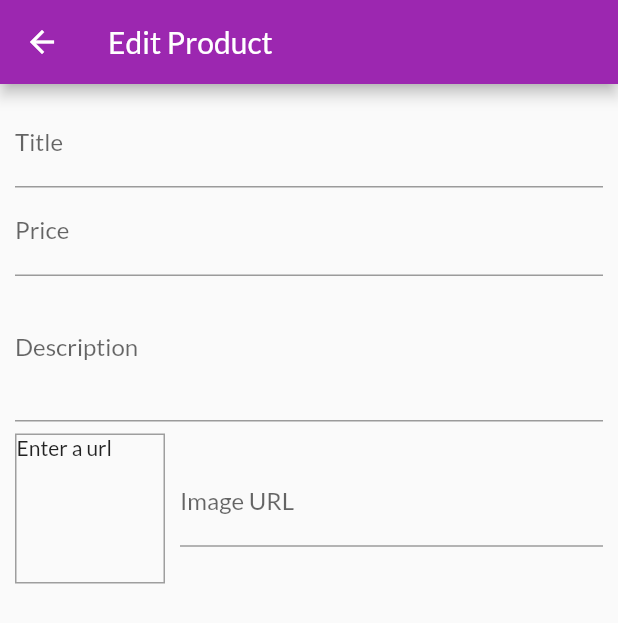
After one commit to Shashank0271/shop-app, a Flutter app: the EditProductsScreen screen opened by its route, on a phone screen of 412 x 824 dp. The commit adds this screen. Shown: the top 623 px of the screen. Run offline on Flutter 3.47's test engine with Material 2 defaults, Android fonts, the phone set to English and light mode, and no system bars; network calls fail.

Commit message:
updated files

```diff
--- /dev/null
+++ b/lib/Screens/edit_products_screen.dart
@@ -0,0 +1,100 @@
+import 'package:flutter/material.dart';
+
+class EditProductsScreen extends StatefulWidget {
+  static const routeName = '/edit-products';
+  const EditProductsScreen({Key? key}) : super(key: key);
+
+  @override
+  State<EditProductsScreen> createState() => _EditProductsScreenState();
+}
+
+class _EditProductsScreenState extends State<EditProductsScreen> {
+  final _priceFocusNode = FocusNode();
+  final _descriptionFocusNode = FocusNode();
+  final _imageUrlController = TextEditingController();
+  final _imageUrlFocusNode = FocusNode();
+  @override
+  void dispose() {
+    super.dispose();
+    _priceFocusNode.dispose();
+    _descriptionFocusNode.dispose();
+    _imageUrlController.dispose();
+    _imageUrlFocusNode.dispose();
+  }
+
+  @override
+  initState() {
+    super.initState();
+  }
+
+  @override
+  Widget build(BuildContext context) {
+    return Scaffold(
+        appBar: AppBar(
+          title: const Text('Edit Product'),
+        ),
+        body: Padding(
+          padding: const EdgeInsets.all(10.0),
+          child: Form(
+              child: SingleChildScrollView(
+            child: Column(
+              children: [
+                TextFormField(
+                  decoration: const InputDecoration(labelText: 'Title'),
+                  textInputAction: TextInputAction.next,
+                  onFieldSubmitted: (value) {
+                    FocusScope.of(context).requestFocus(_priceFocusNode);
+                  },
+                ),
+                TextFormField(
+                  decoration: const InputDecoration(labelText: 'Price'),
+                  textInputAction: TextInputAction.next,
+                  keyboardType: TextInputType.number,
+                  focusNode: _priceFocusNode,
+                  onFieldSubmitted: (value) {
+                    FocusScope.of(context).requestFocus(_descriptionFocusNode);
+                  },
+                ),
+                TextFormField(
+                  decoration: const InputDecoration(labelText: 'Description'),
+                  maxLines: 3,
+                  keyboardType: TextInputType.multiline,
+                  focusNode: _descriptionFocusNode,
+                ),
+                Row(
+                  children: [
+                    Container(
+                      margin: const EdgeInsets.only(top: 8, right: 10),
+                      width: 100,
+                      height: 100,
+                      decoration: BoxDecoration(
+                          border: Border.all(
+                        color: Colors.grey,
+                        width: 1,
+                      )),
+                      child: _imageUrlController.text.isEmpty
+                          ? const Text('Enter a url')
+                          : FittedBox(
+                              child: Image.network(_imageUrlController.text),
+                              fit: BoxFit.cover,
+                            ),
+                    ),
+                    Expanded(
+                      child: TextFormField(
+                        decoration: const InputDecoration(
+                          label: Text('Image URL'),
+                        ),
+                        keyboardType: TextInputType.url,
+                        textInputAction: TextInputAction.done,
+                        controller: _imageUrlController,
+                        focusNode: _imageUrlFocusNode,
+                      ),
+                    ),
+                  ],
+                )
+              ],
+            ),
+          )),
+        ));
+  }
+}
--- a/lib/Screens/user_products_screen.dart
+++ b/lib/Screens/user_products_screen.dart
@@ -2,6 +2,7 @@ import 'package:flutter/material.dart';
 import 'package:provider/provider.dart';
 import 'package:my_shop_app/Provider/products_provider.dart';
 import 'package:my_shop_app/Widgets/app_drawer.dart';
+import 'edit_products_screen.dart';
 
 class UserProductsScreen extends StatelessWidget {
   static const routeName = '/user-products';
@@ -16,6 +17,7 @@ class UserProductsScreen extends StatelessWidget {
           IconButton(
             onPressed: () {
               ///enables the user to add an item
+              Navigator.of(context).pushNamed(EditProductsScreen.routeName);
             },
             icon: const Icon(Icons.add),
           ),
--- a/lib/main.dart
+++ b/lib/main.dart
@@ -10,6 +10,7 @@ import 'package:my_shop_app/Provider/cart.dart';
 import 'package:my_shop_app/Screens/cart_screen.dart';
 import 'package:my_shop_app/Provider/orders.dart';
 import 'package:my_shop_app/Screens/orders_screen.dart';
+import 'Screens/edit_products_screen.dart';
 
 void main() {
   WidgetsFlutterBinding.ensureInitialized();
@@ -41,6 +42,7 @@ class MyApp extends StatelessWidget {
           CartScreen.routeName: (context) => CartScreen(),
           OrdersScreen.routeName: (context) => OrdersScreen(),
           UserProductsScreen.routeName: (context) => UserProductsScreen(),
+          EditProductsScreen.routeName: (context) => EditProductsScreen(),
         },
       ),
       providers: [
```
